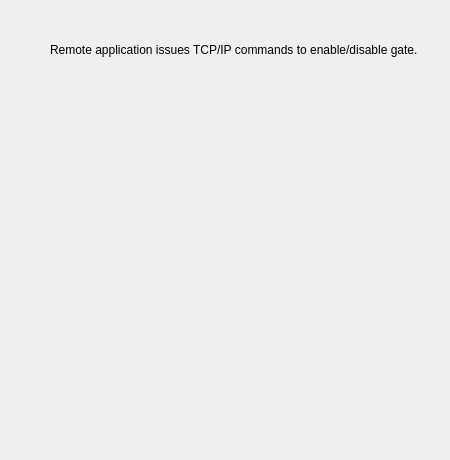
Before: the Qt Designer form Forms/GateTCPPanel.ui in billkarsh/SpikeGLX, drawn with Qt 5.
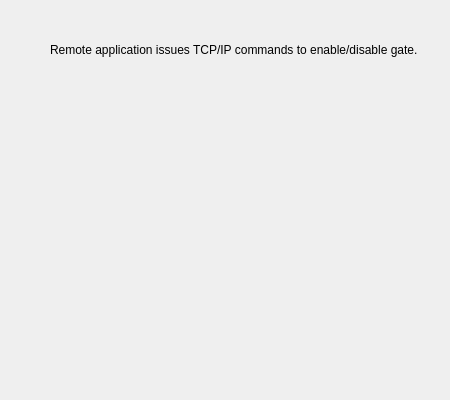
After: the same form once the commit is applied.

Diff of the .ui file:
```diff
--- a/Forms/GateTCPPanel.ui
+++ b/Forms/GateTCPPanel.ui
@@ -7,7 +7,7 @@
     <x>0</x>
     <y>0</y>
     <width>450</width>
-    <height>460</height>
+    <height>400</height>
    </rect>
   </property>
   <property name="windowTitle">
```
